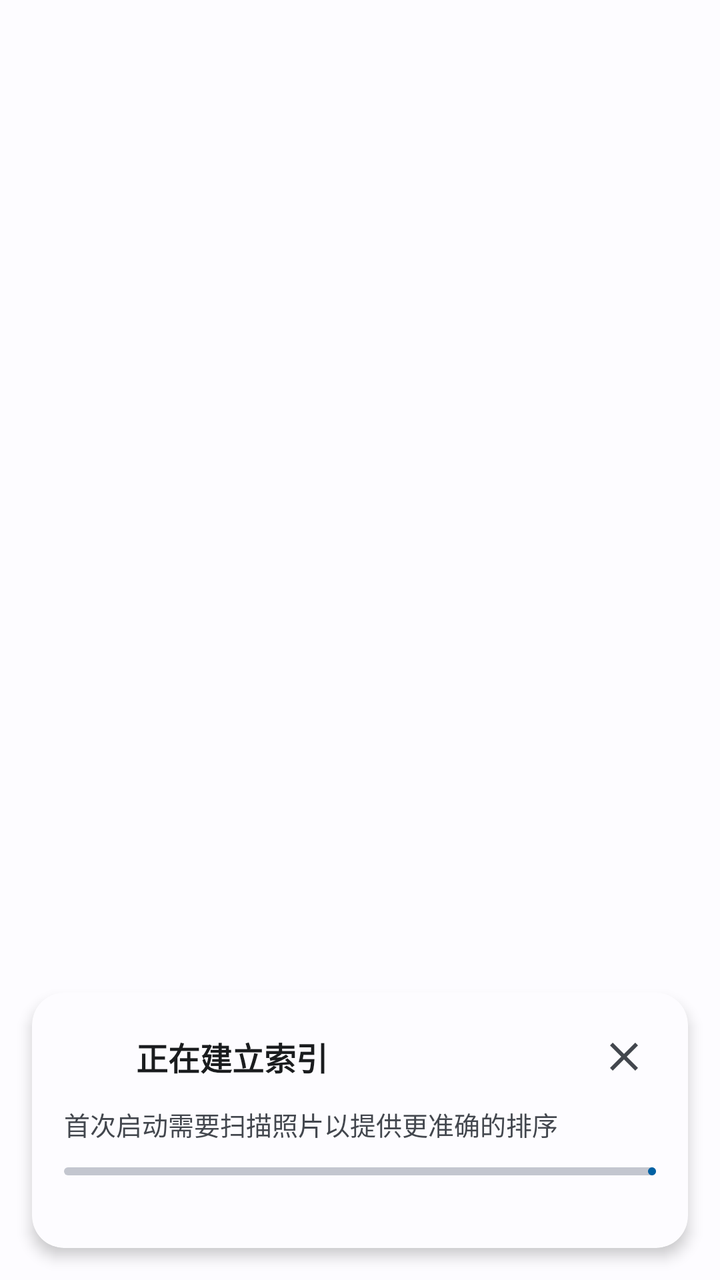
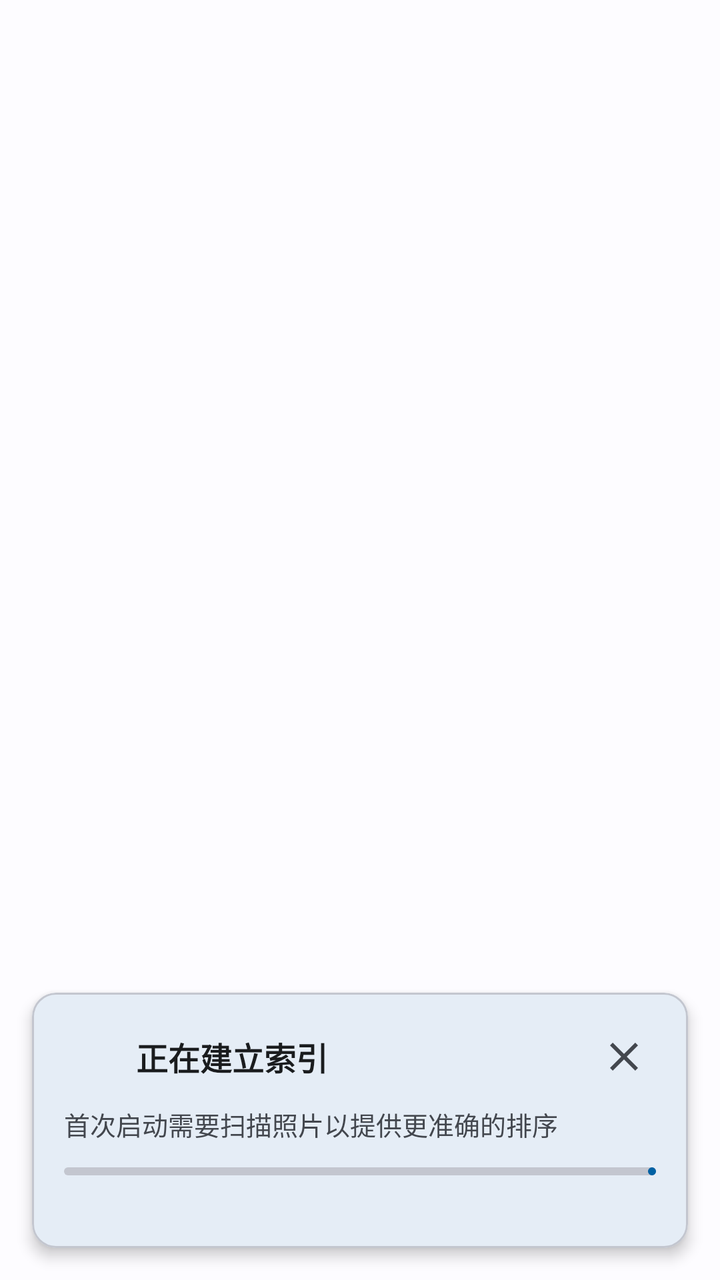

Compare the two renders of this Android layout. The source of the first and the diff that turns it into the second are given below.
<!-- AndroidManifest.xml: application theme Theme.StarGallery -->
<!-- res/layout/layout_scanning_progress.xml -->
<?xml version="1.0" encoding="utf-8"?>
<FrameLayout xmlns:android="http://schemas.android.com/apk/res/android"
    xmlns:app="http://schemas.android.com/apk/res-auto"
    android:layout_width="match_parent"
    android:layout_height="match_parent"
    android:background="@android:color/transparent"
    android:clickable="false"
    android:focusable="false">

    
    <androidx.cardview.widget.CardView
        android:id="@+id/cardScanProgress"
        android:layout_width="match_parent"
        android:layout_height="wrap_content"
        android:layout_gravity="bottom"
        android:layout_margin="16dp"
        android:clickable="true"
        android:focusable="true"
        app:cardBackgroundColor="?attr/colorSurface"
        app:cardCornerRadius="@dimen/shape_corner_lg"
        app:cardElevation="4dp">

        <LinearLayout
            android:layout_width="match_parent"
            android:layout_height="wrap_content"
            android:orientation="vertical"
            android:padding="16dp">

            
            <LinearLayout
                android:layout_width="match_parent"
                android:layout_height="wrap_content"
                android:gravity="center_vertical"
                android:orientation="horizontal">

                
                <ProgressBar
                    android:id="@+id/progressSpinner"
                    android:layout_width="24dp"
                    android:layout_height="24dp"
                    android:indeterminate="true"
                    android:indeterminateTint="@color/primary" />

                
                <ImageView
                    android:id="@+id/ivComplete"
                    android:layout_width="24dp"
                    android:layout_height="24dp"
                    android:src="@drawable/ic_check_circle"
                    android:tint="@color/primary"
                    android:visibility="gone" />

                
                <TextView
                    android:id="@+id/tvTitle"
                    android:layout_width="0dp"
                    android:layout_height="wrap_content"
                    android:layout_marginStart="12dp"
                    android:layout_weight="1"
                    android:text="@string/scanning_title"
                    android:textColor="?attr/colorOnSurface"
                    android:textSize="16sp"
                    android:textStyle="bold" />

                
                <ImageButton
                    android:id="@+id/btnHide"
                    android:layout_width="32dp"
                    android:layout_height="32dp"
                    android:background="?attr/selectableItemBackgroundBorderless"
                    android:src="@drawable/ic_close"
                    android:contentDescription="@string/cancel"
                    android:tint="?attr/colorOnSurfaceVariant" />

            </LinearLayout>

            
            <TextView
                android:id="@+id/tvDescription"
                android:layout_width="wrap_content"
                android:layout_height="wrap_content"
                android:layout_marginTop="8dp"
                android:text="@string/scanning_description_short"
                android:textColor="?attr/colorOnSurfaceVariant"
                android:textSize="13sp" />

            
            <com.google.android.material.progressindicator.LinearProgressIndicator
                android:id="@+id/progressIndicator"
                android:layout_width="match_parent"
                android:layout_height="wrap_content"
                android:layout_marginTop="12dp"
                app:indicatorColor="@color/primary"
                app:trackColor="?attr/colorOutlineVariant"
                app:trackCornerRadius="4dp" />

            
            <TextView
                android:id="@+id/tvProgress"
                android:layout_width="wrap_content"
                android:layout_height="wrap_content"
                android:layout_marginTop="4dp"
                android:textColor="?attr/colorOnSurfaceVariant"
                android:textSize="12sp" />

        </LinearLayout>

    </androidx.cardview.widget.CardView>

</FrameLayout>
<!-- resources referenced by this layout -->
<resources>
  <color name="primary">@color/md_theme_light_primary</color>
  <dimen name="shape_corner_lg">16dp</dimen>
  <!-- drawable ic_check_circle (drawable) -->
  <vector xmlns:android="http://schemas.android.com/apk/res/android"
      android:width="24dp"
      android:height="24dp"
      android:viewportWidth="24"
      android:viewportHeight="24">
      <path
          android:fillColor="#000000"
          android:pathData="M12,2C6.48,2 2,6.48 2,12s4.48,10 10,10 10,-4.48 10,-10S17.52,2 12,2zM10,17l-5,-5 1.41,-1.41L10,14.17l7.59,-7.59L19,8l-9,9z" />
  </vector>
  <!-- drawable ic_close (drawable) -->
  <vector xmlns:android="http://schemas.android.com/apk/res/android"
      android:width="24dp"
      android:height="24dp"
      android:viewportWidth="24"
      android:viewportHeight="24">
      <path
          android:fillColor="@color/icon_normal"
          android:pathData="M19,6.41L17.59,5 12,10.59 6.41,5 5,6.41 10.59,12 5,17.59 6.41,19 12,13.41 17.59,19 19,17.59 13.41,12z" />
  </vector>
  <string name="cancel">取消</string>
  <string name="scanning_description_short">首次启动需要扫描照片以提供更准确的排序</string>
  <string name="scanning_title">正在建立索引</string>
  <color name="md_theme_light_primary">#0061A4</color>
  <color name="icon_normal">@color/md_theme_light_onSurface</color>
  <color name="md_theme_light_onPrimary">#FFFFFF</color>
  <color name="md_theme_light_primaryContainer">#CDE5FF</color>
  <color name="md_theme_light_onPrimaryContainer">#001D36</color>
  <color name="md_theme_light_secondary">#535F70</color>
  <color name="md_theme_light_onSecondary">#FFFFFF</color>
  <color name="md_theme_light_secondaryContainer">#D7E3F7</color>
  <color name="md_theme_light_onSecondaryContainer">#101C2B</color>
  <color name="md_theme_light_tertiary">#6B5778</color>
  <color name="md_theme_light_onTertiary">#FFFFFF</color>
  <color name="md_theme_light_tertiaryContainer">#F2DAFF</color>
  <color name="md_theme_light_onTertiaryContainer">#251432</color>
  <color name="md_theme_light_error">#BA1A1A</color>
  <color name="md_theme_light_onError">#FFFFFF</color>
  <color name="md_theme_light_errorContainer">#FFDAD6</color>
  <color name="md_theme_light_onErrorContainer">#410002</color>
  <color name="md_theme_light_background">#FDFCFF</color>
  <color name="md_theme_light_surface">#FDFCFF</color>
  <color name="md_theme_light_onSurface">#1A1C1E</color>
  <color name="md_theme_light_surfaceVariant">#DFE2EB</color>
  <color name="md_theme_light_onSurfaceVariant">#43474E</color>
  <color name="md_theme_light_outline">#73777F</color>
  <color name="md_theme_light_outlineVariant">#C3C6CF</color>
  <color name="md_theme_light_surfaceContainer">#F0F0F4</color>
  <color name="md_theme_light_surfaceContainerHigh">#EAEAEE</color>
  <color name="md_theme_light_surfaceContainerHighest">#E4E5E9</color>
  <!-- unchanged entries left out for length: 1 -->
</resources>

<!-- the commit's change to res/layout/layout_scanning_progress.xml (unified diff, before → after) -->
@@ -8,7 +8,7 @@
     android:focusable="false">
 
     
-    <androidx.cardview.widget.CardView
+    <com.google.android.material.card.MaterialCardView
         android:id="@+id/cardScanProgress"
         android:layout_width="match_parent"
         android:layout_height="wrap_content"
@@ -17,7 +17,6 @@
         android:clickable="true"
         android:focusable="true"
         app:cardBackgroundColor="?attr/colorSurface"
-        app:cardCornerRadius="@dimen/shape_corner_lg"
         app:cardElevation="4dp">
 
         <LinearLayout
@@ -105,6 +104,6 @@
 
         </LinearLayout>
 
-    </androidx.cardview.widget.CardView>
+    </com.google.android.material.card.MaterialCardView>
 
 </FrameLayout>
<!-- resource entries referenced after the edit -->
@@ -1,7 +1,6 @@
 <!-- resources referenced by this layout -->
 <resources>
   <color name="primary">@color/md_theme_light_primary</color>
-  <dimen name="shape_corner_lg">16dp</dimen>
   <!-- drawable ic_check_circle (drawable) -->
   <vector xmlns:android="http://schemas.android.com/apk/res/android"
       android:width="24dp"
